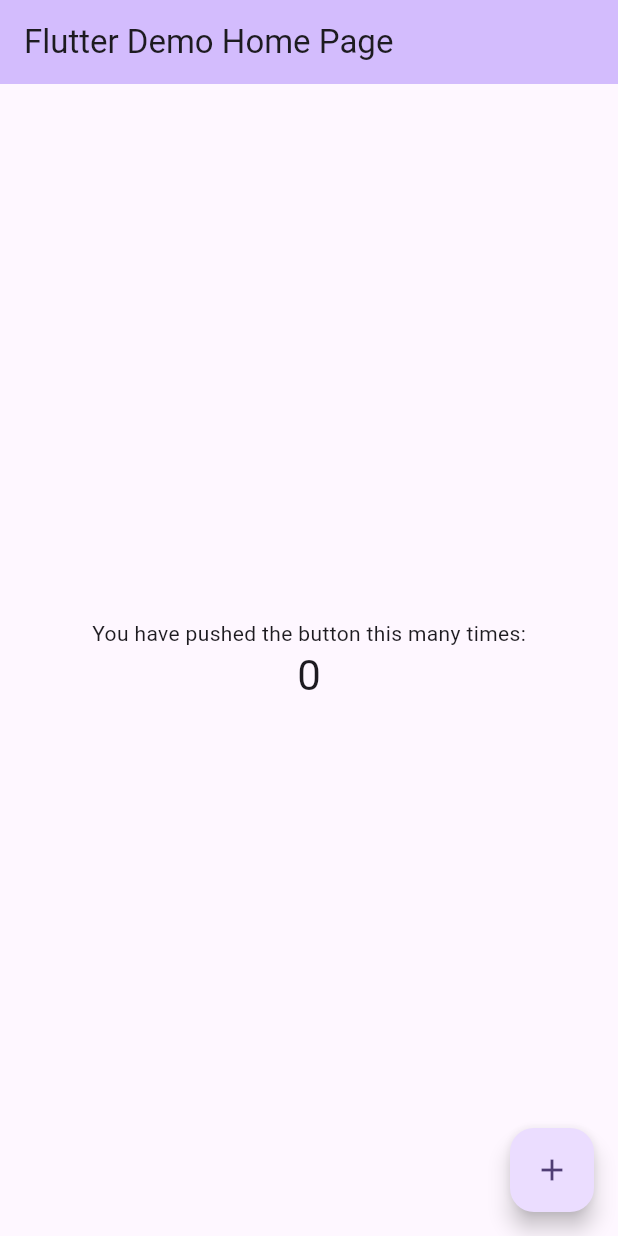
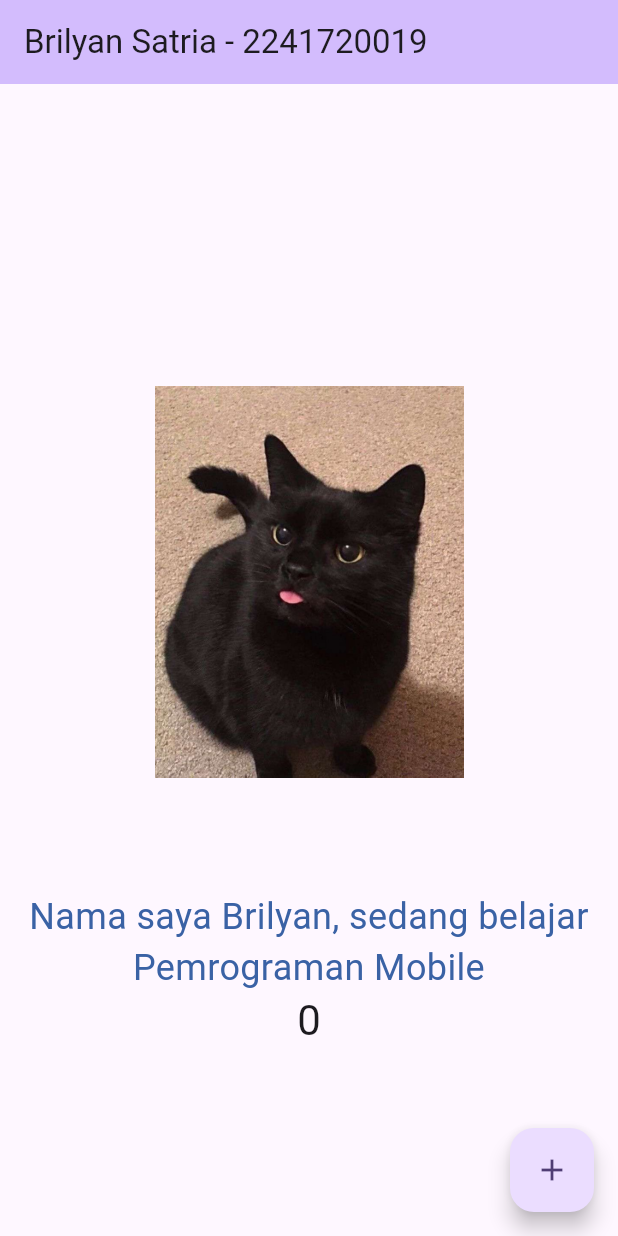
Before and after one commit to AlsoKnownAsZira/flutter-fundamental-part1, a Flutter app: the screen it shows after launch, on a phone screen of 412 x 824 dp. Run offline on Flutter 3.47's test engine with Material 3 defaults, Android fonts, the phone set to English and light mode, and no system bars.

Commit message:
prak 4 done

```diff
--- /dev/null
+++ b/lib/basic_widgets/fab_widget.dart
@@ -0,0 +1,20 @@
+import 'package:flutter/material.dart';
+import 'loading_cupertino.dart';
+class MyWidget extends StatelessWidget {
+  const MyWidget({super.key});
+
+  @override
+  Widget build(BuildContext context) {
+  return MaterialApp(
+      home: Scaffold(
+        floatingActionButton: FloatingActionButton(
+          onPressed: () {
+            // Add your onPressed code here!
+          },
+          child: const Icon(Icons.thumb_up),
+          backgroundColor: Colors.pink,
+        ),
+      ),
+    );
+  }
+}
--- /dev/null
+++ b/lib/basic_widgets/image_widget.dart
@@ -0,0 +1,16 @@
+import 'package:flutter/material.dart';
+
+class MyImageWidget extends StatelessWidget {
+  const MyImageWidget({Key? key}) : super(key: key);
+
+  @override
+  Widget build(BuildContext context) {
+        final screenSize = MediaQuery.of(context).size;
+
+    return  Image(
+      image: const AssetImage("meong.jpg"),
+      height: screenSize.height * 0.5,
+      width: screenSize.width * 0.5,
+    );
+  }
+}
--- /dev/null
+++ b/lib/basic_widgets/text_widget.dart
@@ -0,0 +1,13 @@
+import 'package:flutter/material.dart';
+
+class MyTextWidget extends StatelessWidget {
+  const MyTextWidget({Key? key}) : super(key: key);
+
+  @override
+  Widget build(BuildContext context) {
+    return const Text(
+      "Nama saya Brilyan, sedang belajar Pemrograman Mobile",
+      style: TextStyle(color: Color.fromARGB(255, 58, 98, 165), fontSize: 24),
+      textAlign: TextAlign.center);
+  }
+}
--- a/lib/main.dart
+++ b/lib/main.dart
@@ -1,4 +1,6 @@
 import 'package:flutter/material.dart';
+import 'package:hello_world/basic_widgets/text_widget.dart';
+import 'basic_widgets/image_widget.dart';
 
 void main() {
   runApp(const MyApp());
@@ -13,41 +15,16 @@ class MyApp extends StatelessWidget {
     return MaterialApp(
       title: 'Flutter Demo',
       theme: ThemeData(
-        // This is the theme of your application.
-        //
-        // TRY THIS: Try running your application with "flutter run". You'll see
-        // the application has a purple toolbar. Then, without quitting the app,
-        // try changing the seedColor in the colorScheme below to Colors.green
-        // and then invoke "hot reload" (save your changes or press the "hot
-        // reload" button in a Flutter-supported IDE, or press "r" if you used
-        // the command line to start the app).
-        //
-        // Notice that the counter didn't reset back to zero; the application
-        // state is not lost during the reload. To reset the state, use hot
-        // restart instead.
-        //
-        // This works for code too, not just values: Most code changes can be
-        // tested with just a hot reload.
         colorScheme: ColorScheme.fromSeed(seedColor: Colors.deepPurple),
         useMaterial3: true,
       ),
-      home: const MyHomePage(title: 'Flutter Demo Home Page'),
+      home: const MyHomePage(title: 'Brilyan Satria - 2241720019'),
     );
   }
 }
 
 class MyHomePage extends StatefulWidget {
   const MyHomePage({super.key, required this.title});
-
-  // This widget is the home page of your application. It is stateful, meaning
-  // that it has a State object (defined below) that contains fields that affect
-  // how it looks.
-
-  // This class is the configuration for the state. It holds the values (in this
-  // case the title) provided by the parent (in this case the App widget) and
-  // used by the build method of the State. Fields in a Widget subclass are
-  // always marked "final".
-
   final String title;
 
   @override
@@ -59,55 +36,23 @@ class _MyHomePageState extends State<MyHomePage> {
 
   void _incrementCounter() {
     setState(() {
-      // This call to setState tells the Flutter framework that something has
-      // changed in this State, which causes it to rerun the build method below
-      // so that the display can reflect the updated values. If we changed
-      // _counter without calling setState(), then the build method would not be
-      // called again, and so nothing would appear to happen.
       _counter++;
     });
   }
 
   @override
   Widget build(BuildContext context) {
-    // This method is rerun every time setState is called, for instance as done
-    // by the _incrementCounter method above.
-    //
-    // The Flutter framework has been optimized to make rerunning build methods
-    // fast, so that you can just rebuild anything that needs updating rather
-    // than having to individually change instances of widgets.
     return Scaffold(
       appBar: AppBar(
-        // TRY THIS: Try changing the color here to a specific color (to
-        // Colors.amber, perhaps?) and trigger a hot reload to see the AppBar
-        // change color while the other colors stay the same.
         backgroundColor: Theme.of(context).colorScheme.inversePrimary,
-        // Here we take the value from the MyHomePage object that was created by
-        // the App.build method, and use it to set our appbar title.
         title: Text(widget.title),
       ),
       body: Center(
-        // Center is a layout widget. It takes a single child and positions it
-        // in the middle of the parent.
         child: Column(
-          // Column is also a layout widget. It takes a list of children and
-          // arranges them vertically. By default, it sizes itself to fit its
-          // children horizontally, and tries to be as tall as its parent.
-          //
-          // Column has various properties to control how it sizes itself and
-          // how it positions its children. Here we use mainAxisAlignment to
-          // center the children vertically; the main axis here is the vertical
-          // axis because Columns are vertical (the cross axis would be
-          // horizontal).
-          //
-          // TRY THIS: Invoke "debug painting" (choose the "Toggle Debug Paint"
-          // action in the IDE, or press "p" in the console), to see the
-          // wireframe for each widget.
           mainAxisAlignment: MainAxisAlignment.center,
           children: <Widget>[
-            const Text(
-              'You have pushed the button this many times:',
-            ),
+            const MyImageWidget(),
+            const MyTextWidget(),
             Text(
               '$_counter',
               style: Theme.of(context).textTheme.headlineMedium,
```
Also changed, not shown: lib/basic_widgets/loading_cupertino.dart (added, +26 -0 lines), pubspec.yaml (+3 -6 lines), meong.jpg (added), praktikum4.png (added), 1 other file.
